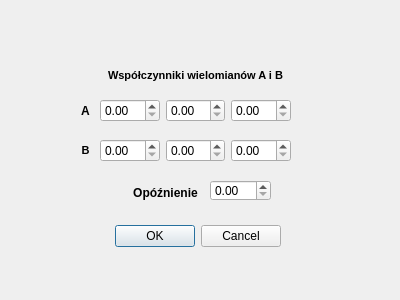
Above: oknoobiektarx.ui from 1jw310844/Projekt-03.02.25 before the change. Below: the same form after it.
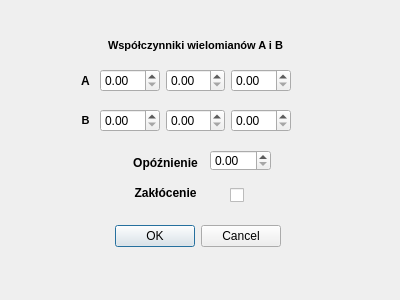
That is the form after the change.

Diff of the .ui file:
```diff
--- a/oknoobiektarx.ui
+++ b/oknoobiektarx.ui
@@ -33,7 +33,7 @@
    <property name="geometry">
     <rect>
      <x>100</x>
-     <y>60</y>
+     <y>30</y>
      <width>191</width>
      <height>31</height>
     </rect>
@@ -55,7 +55,7 @@
    <property name="geometry">
     <rect>
      <x>100</x>
-     <y>90</y>
+     <y>60</y>
      <width>191</width>
      <height>41</height>
     </rect>
@@ -86,7 +86,7 @@
    <property name="geometry">
     <rect>
      <x>70</x>
-     <y>140</y>
+     <y>110</y>
      <width>31</width>
      <height>21</height>
     </rect>
@@ -108,7 +108,7 @@
    <property name="geometry">
     <rect>
      <x>100</x>
-     <y>130</y>
+     <y>100</y>
      <width>191</width>
      <height>41</height>
     </rect>
@@ -129,7 +129,7 @@
    <property name="geometry">
     <rect>
      <x>120</x>
-     <y>180</y>
+     <y>150</y>
      <width>91</width>
      <height>25</height>
     </rect>
@@ -150,7 +150,7 @@
    <property name="geometry">
     <rect>
      <x>70</x>
-     <y>100</y>
+     <y>70</y>
      <width>31</width>
      <height>21</height>
     </rect>
@@ -172,12 +172,58 @@
    <property name="geometry">
     <rect>
      <x>210</x>
-     <y>180</y>
+     <y>150</y>
      <width>61</width>
      <height>21</height>
     </rect>
    </property>
   </widget>
+  <widget class="QCheckBox" name="Zaklocenie">
+   <property name="geometry">
+    <rect>
+     <x>230</x>
+     <y>180</y>
+     <width>21</width>
+     <height>31</height>
+    </rect>
+   </property>
+   <property name="minimumSize">
+    <size>
+     <width>20</width>
+     <height>20</height>
+    </size>
+   </property>
+   <property name="baseSize">
+    <size>
+     <width>0</width>
+     <height>0</height>
+    </size>
+   </property>
+   <property name="text">
+    <string/>
+   </property>
+  </widget>
+  <widget class="QLabel" name="ZaklocenieLabel">
+   <property name="geometry">
+    <rect>
+     <x>120</x>
+     <y>180</y>
+     <width>91</width>
+     <height>25</height>
+    </rect>
+   </property>
+   <property name="font">
+    <font>
+     <bold>true</bold>
+    </font>
+   </property>
+   <property name="text">
+    <string>Zakłócenie</string>
+   </property>
+   <property name="alignment">
+    <set>Qt::AlignmentFlag::AlignCenter</set>
+   </property>
+  </widget>
  </widget>
  <resources/>
  <connections>
```
